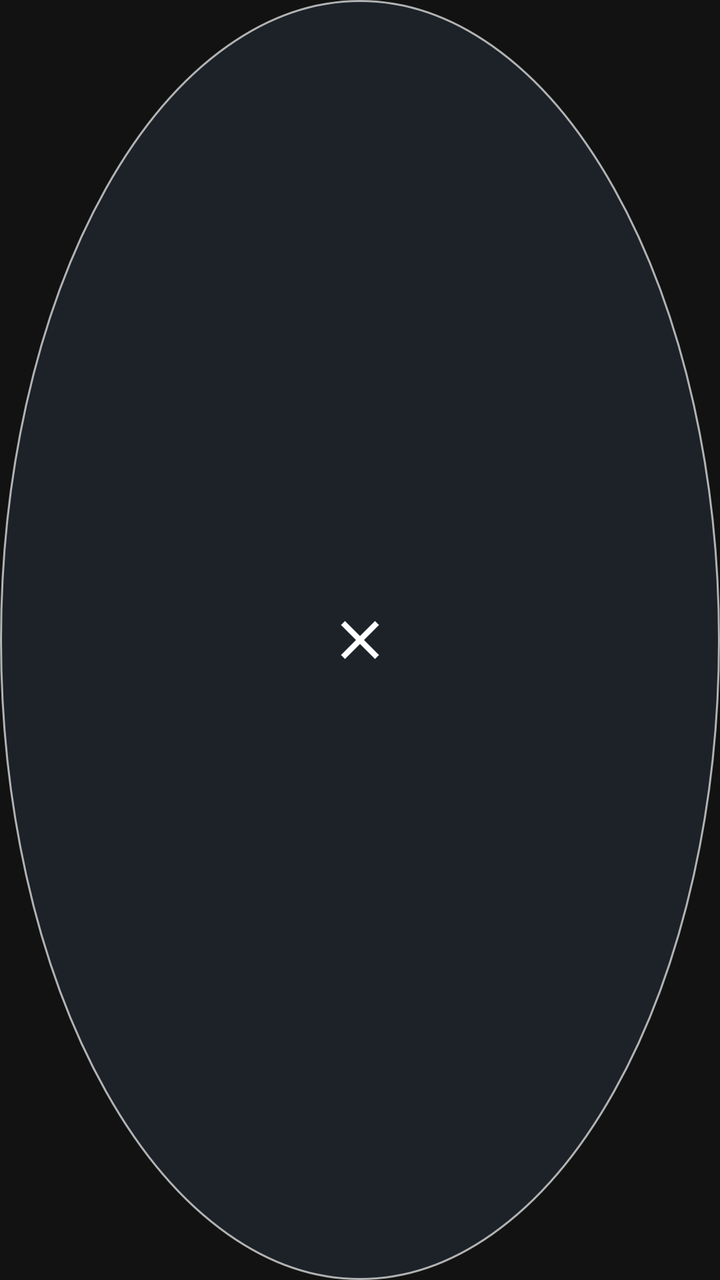
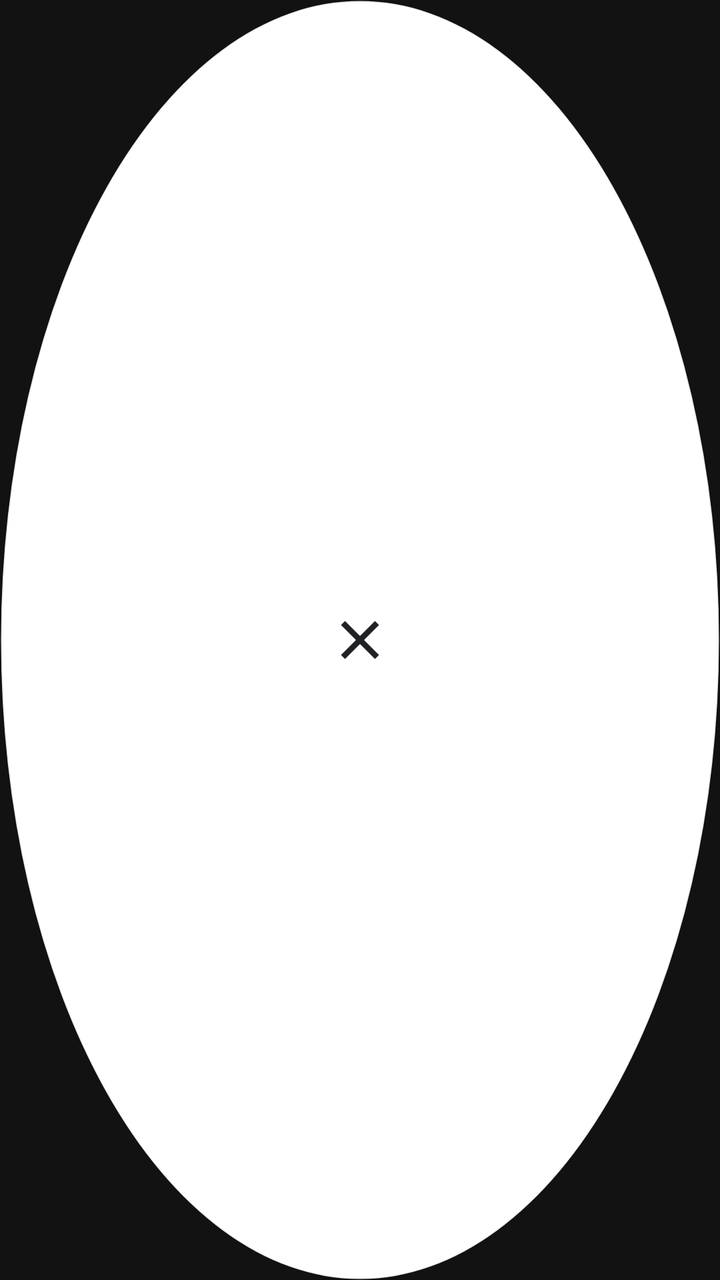

An Android layout rendered at two revisions. The XML below is the earlier revision; the diff shows what the commit changed to produce the second picture.
<!-- AndroidManifest.xml: application theme Theme.PixelTouch -->
<!-- res/layout/overlay_close_target.xml -->
<?xml version="1.0" encoding="utf-8"?>
<FrameLayout xmlns:android="http://schemas.android.com/apk/res/android"
    android:layout_width="92dp"
    android:layout_height="92dp"
    android:background="@drawable/bg_close_target"
    android:elevation="12dp">

    <ImageView
        android:layout_width="34dp"
        android:layout_height="34dp"
        android:layout_gravity="center"
        android:contentDescription="@string/action_stop"
        android:src="@drawable/ic_close" />
</FrameLayout>
<!-- resources referenced by this layout -->
<resources>
  <!-- drawable bg_close_target (drawable) -->
  <?xml version="1.0" encoding="utf-8"?>
  <shape xmlns:android="http://schemas.android.com/apk/res/android" android:shape="oval">
      <solid android:color="#DD1F252C" />
      <stroke android:width="1dp" android:color="#AAFFFFFF" />
  </shape>
  <!-- drawable ic_close (drawable) -->
  <vector xmlns:android="http://schemas.android.com/apk/res/android"
      android:width="24dp" android:height="24dp"
      android:viewportWidth="24" android:viewportHeight="24"
      android:tint="#FFFFFF">
      <path android:strokeColor="#FFFFFF" android:strokeWidth="2" android:fillColor="#00000000" android:pathData="M6,6L18,18"/>
      <path android:strokeColor="#FFFFFF" android:strokeWidth="2" android:fillColor="#00000000" android:pathData="M18,6L6,18"/>
  </vector>
  <string name="action_stop">Stop bubble</string>
  <style name="Theme.PixelTouch" parent="Theme.MaterialComponents.DayNight.NoActionBar">
          <item name="colorPrimary">@color/colorPrimary</item>
          <item name="colorPrimaryDark">@color/colorPrimaryDark</item>
          <item name="colorAccent">@color/colorAccent</item>
          <item name="android:windowBackground">@color/colorBackground</item>
      </style>
  <color name="colorPrimary">#4DD0E1</color>
  <color name="colorPrimaryDark">#26C6DA</color>
  <color name="colorAccent">#4DD0E1</color>
  <color name="colorBackground">#121212</color>
</resources>

<!-- the commit's change to res/layout/overlay_close_target.xml (unified diff, before → after) -->
@@ -1,7 +1,7 @@
 <?xml version="1.0" encoding="utf-8"?>
 <FrameLayout xmlns:android="http://schemas.android.com/apk/res/android"
-    android:layout_width="92dp"
-    android:layout_height="92dp"
+    android:layout_width="88dp"
+    android:layout_height="88dp"
     android:background="@drawable/bg_close_target"
     android:elevation="12dp">
 
<!-- resource entries referenced after the edit -->
@@ -3,16 +3,16 @@
   <!-- drawable bg_close_target (drawable) -->
   <?xml version="1.0" encoding="utf-8"?>
   <shape xmlns:android="http://schemas.android.com/apk/res/android" android:shape="oval">
-      <solid android:color="#DD1F252C" />
-      <stroke android:width="1dp" android:color="#AAFFFFFF" />
+      <solid android:color="#FFFFFFFF" />
+      <stroke android:width="1dp" android:color="#14000000" />
   </shape>
   <!-- drawable ic_close (drawable) -->
   <vector xmlns:android="http://schemas.android.com/apk/res/android"
       android:width="24dp" android:height="24dp"
       android:viewportWidth="24" android:viewportHeight="24"
-      android:tint="#FFFFFF">
-      <path android:strokeColor="#FFFFFF" android:strokeWidth="2" android:fillColor="#00000000" android:pathData="M6,6L18,18"/>
-      <path android:strokeColor="#FFFFFF" android:strokeWidth="2" android:fillColor="#00000000" android:pathData="M18,6L6,18"/>
+      android:tint="#FF202124">
+      <path android:strokeColor="#FF202124" android:strokeWidth="2" android:fillColor="#00000000" android:pathData="M6,6L18,18"/>
+      <path android:strokeColor="#FF202124" android:strokeWidth="2" android:fillColor="#00000000" android:pathData="M18,6L6,18"/>
   </vector>
   <string name="action_stop">Stop bubble</string>
   <style name="Theme.PixelTouch" parent="Theme.MaterialComponents.DayNight.NoActionBar">
